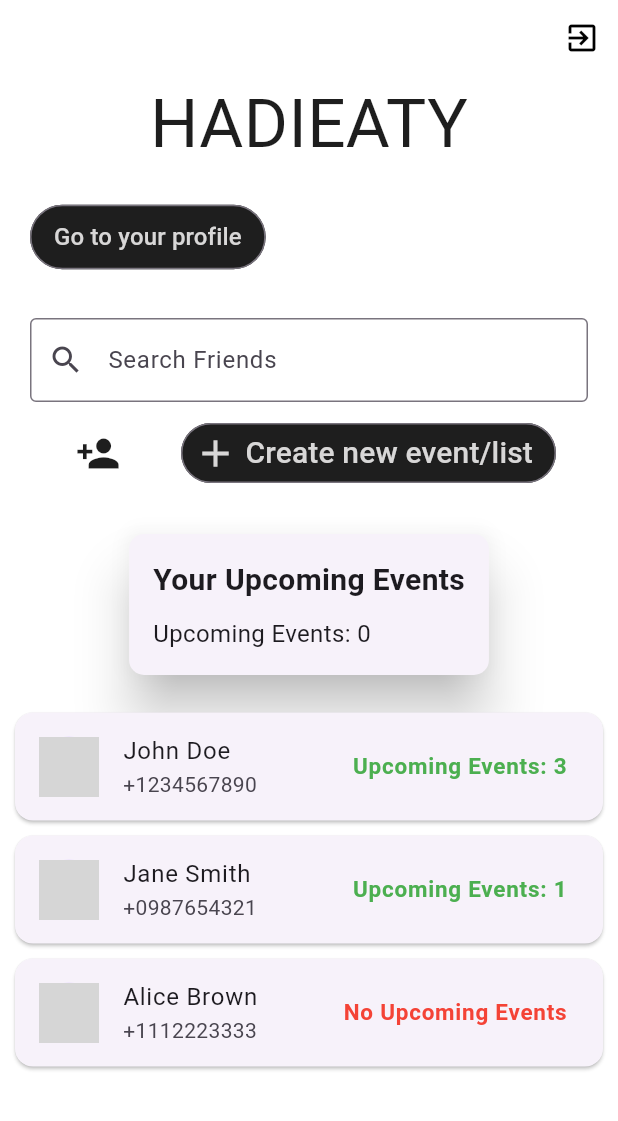
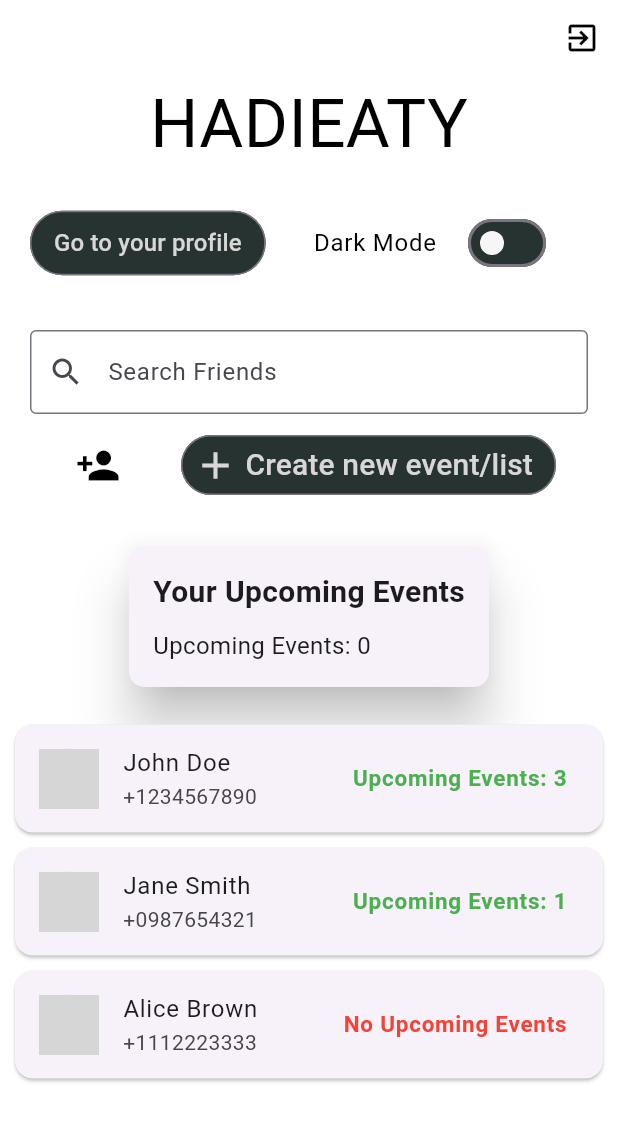
Before and after one commit to nadinnah/hadieaty-usingFlutter, a Flutter app: the HomePage screen opened by its route, on a phone screen of 412 x 824 dp. Shown: the top 1121 px of the screen. Run offline on Flutter 3.47's test engine with Material 3 defaults, Android fonts, the phone set to English and light mode, and no system bars; our stand-ins replace cloud_firestore, firebase_auth, firebase_core, google_fonts, image_picker, permission_handler and 2 more; accounts and stored records are empty; network calls fail; grey boxes are pictures that could not be loaded.

Commit message:
added shared preference, integrated it to homepage

```diff
--- a/lib/main.dart
+++ b/lib/main.dart
@@ -6,16 +6,18 @@ import 'package:firebase_core/firebase_core.dart';
 import 'package:hadieaty/views/event_list_page.dart';
 import 'package:hadieaty/views/home_page.dart';
 import 'package:hadieaty/views/user_profile_page.dart';
+import 'package:provider/provider.dart';
 import 'firebase_options.dart';
 import 'package:firebase_auth/firebase_auth.dart';
-
+import 'services/shared_preference.dart';
 
 void main() async {
   WidgetsFlutterBinding.ensureInitialized();
   await Firebase.initializeApp(
     options: DefaultFirebaseOptions.currentPlatform,
   );
-  runApp(const MyApp());
+  runApp(ChangeNotifierProvider(
+      create: (context) => PreferencesService(), child: MyApp()));
 }
 
 class MyApp extends StatelessWidget {
--- a/lib/views/home_page.dart
+++ b/lib/views/home_page.dart
@@ -2,11 +2,13 @@ import 'package:flutter/material.dart';
 import 'package:firebase_auth/firebase_auth.dart';
 import 'package:hadieaty/controllers/event_controller.dart';
 import 'package:hadieaty/models/event.dart';
+import '../services/shared_preference.dart';
 import 'add_event.dart';
 import 'event_list_page.dart'; // Import Event List Page
 import 'package:hadieaty/controllers/home_controller.dart'; // HomeController
 import 'package:hadieaty/models/friend.dart'; // Friend Model
 import 'package:google_fonts/google_fonts.dart';
+import 'package:provider/provider.dart'; // For theme and preferences
 
 class HomePage extends StatefulWidget {
   @override
@@ -62,15 +64,18 @@ class _HomePageState extends State<HomePage> {
 
   @override
   Widget build(BuildContext context) {
+    // Get preferences for dark mode
+    var preferences = Provider.of<PreferencesService>(context);
+
     return Scaffold(
-      backgroundColor: Colors.white,
+      backgroundColor: preferences.isDarkMode ? Color(0xff1e1e1e) : Colors.white,
       appBar: AppBar(
         automaticallyImplyLeading: false,
         toolbarHeight: 50,
-        backgroundColor: Colors.white,
+        backgroundColor: preferences.isDarkMode ? Color(0xff1e1e1e) : Colors.white,
         actions: [
           IconButton(
-            icon: Icon(Icons.exit_to_app, color: Colors.black),
+            icon: Icon(Icons.exit_to_app, color: preferences.isDarkMode ? Colors.white : Colors.black),
             onPressed: () {
               FirebaseAuth.instance.signOut(); // Perform sign-out
               Navigator.pushReplacementNamed(
@@ -91,7 +96,7 @@ class _HomePageState extends State<HomePage> {
                   style: GoogleFonts.anticDidone(
                     fontSize: 45,
                     fontWeight: FontWeight.w400,
-                    color: Color(0xff1e1e1e),
+                    color: preferences.isDarkMode ? Colors.white : Colors.black,
                   ),
                 ),
               ),
@@ -110,12 +115,36 @@ class _HomePageState extends State<HomePage> {
                     Navigator.pushNamed(context, '/userProfile');
                   },
                   style: OutlinedButton.styleFrom(
-                    backgroundColor: Color(0xff1e1e1e),
+                    backgroundColor: preferences.isDarkMode
+                        ? Colors.grey
+                        : Color(0xff273331),
                     padding: const EdgeInsets.symmetric(horizontal: 16, vertical: 10),
                   ),
                   child: const Text(
                     'Go to your profile',
                     style: TextStyle(fontSize: 16, color: Color(0xFFD8D7D7)),
+                  ),
+                ),
+                SizedBox(width: 16),
+                Expanded(
+                  child: SwitchListTile(
+                    title: Text(
+                      'Dark Mode',
+                      style: TextStyle(
+                        color:
+                        preferences.isDarkMode ? Colors.white : Colors.black,
+                      ),
+                    ),
+                    value: preferences.isDarkMode,
+                    onChanged: (value) {
+                      setState(() {
+                        preferences.setDarkMode(value);
+                      });
+                    },
+                    activeColor: Colors.white,
+                    activeTrackColor: Colors.grey,
+                    inactiveThumbColor: Color(0xFFF6F6F6),
+                    inactiveTrackColor: Color(0xff273331),
                   ),
                 ),
               ],
@@ -150,7 +179,7 @@ class _HomePageState extends State<HomePage> {
                   icon: Icon(
                     Icons.person_add,
                     size: 30,
-                    color: Color(0xff1e1e1e),
+                    color: preferences.isDarkMode ? Colors.white : Colors.black,
                   ),
                 ),
                 SizedBox(
@@ -158,8 +187,10 @@ class _HomePageState extends State<HomePage> {
                   child: OutlinedButton(
                     onPressed: _addEvent,
                     style: OutlinedButton.styleFrom(
-                      backgroundColor: Color(0xff1e1e1e),
-                      padding: const EdgeInsets.symmetric(horizontal: 8),
+                      backgroundColor: preferences.isDarkMode
+                          ? Colors.grey
+                          : Color(0xff273331),
+                      padding: EdgeInsets.symmetric(horizontal: 8),
                     ),
                     child: const Row(
                       children: [
```
Also changed, not shown: lib/services/shared_preference.dart (added, +59 -0 lines).
